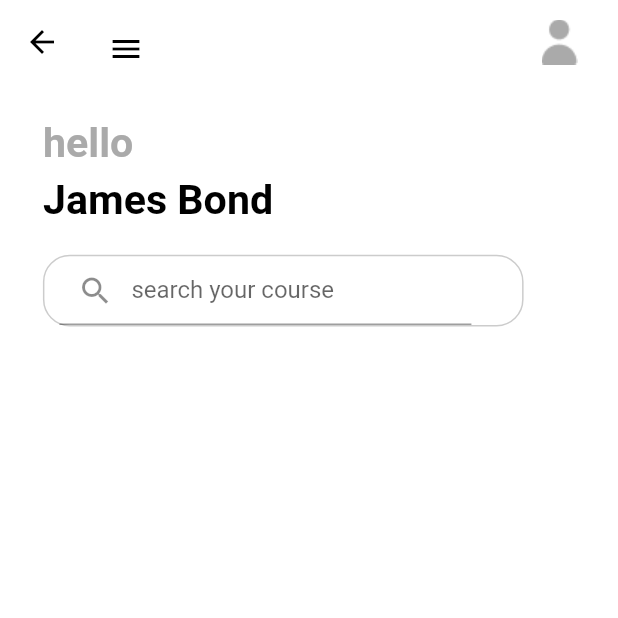
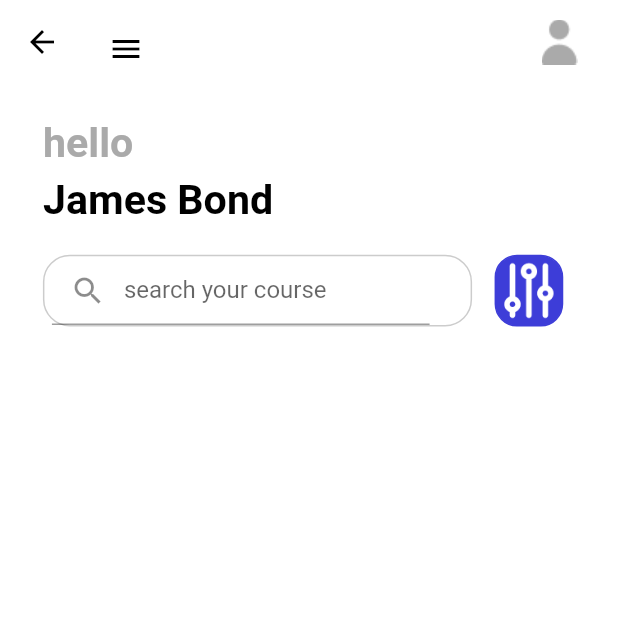
Before and after one commit to Daddy2054/ulearning_app_bloc, a Flutter app: the HomePage screen opened directly, on a phone screen of 412 x 824 dp, the top half of it. Run offline on Flutter 3.47's test engine with Material 2 defaults, Android fonts, the phone set to English and light mode, and no system bars; our stand-ins replace cloud_firestore, dots_indicator, firebase_auth, firebase_core, flutter_bloc, flutter_screenutil and 2 more; accounts and stored records are empty.

Commit message:
99. Home page and search button part 7

```diff
--- a/lib/pages/home/widgets/home_page_widgets.dart
+++ b/lib/pages/home/widgets/home_page_widgets.dart
@@ -54,7 +54,7 @@ Widget searchView() {
   return Row(
     children: [
       Container(
-        width: 280.w,
+        width: 250.w,
         height: 40.h,
         decoration: BoxDecoration(
           color: AppColors.primaryBackground,
@@ -66,19 +66,35 @@ Widget searchView() {
         child: Row(
           children: [
             const SizedBox(
-              width: 10,
+              width: 5,
             ),
             SizedBox(
-              width: 240.w,
+              width: 220.w,
               height: 40.h,
               child: TextField(
-                decoration: InputDecoration(
-                  prefixIcon: const Icon(Icons.search),
-                  hintText: hintText,
-                ),
-              ),
-            )
+                  decoration: InputDecoration(
+                    prefixIcon: const Icon(Icons.search),
+                    hintText: hintText,
+                  ),
+                  onChanged: (value) {},
+                  onSubmitted: (value) {}),
+            ),
           ],
+        ),
+      ),
+      const SizedBox(
+        width: 15,
+      ),
+      GestureDetector(
+        child: Container(
+          width: 40.w,
+          height: 40.h,
+          decoration: BoxDecoration(
+            color: AppColors.primaryElement,
+            borderRadius: BorderRadius.all(Radius.circular(13.w)),
+            border: Border.all(color: AppColors.primaryElement),
+          ),
+          child: Image.asset("assets/icons/options.png"),
         ),
       ),
     ],
```
